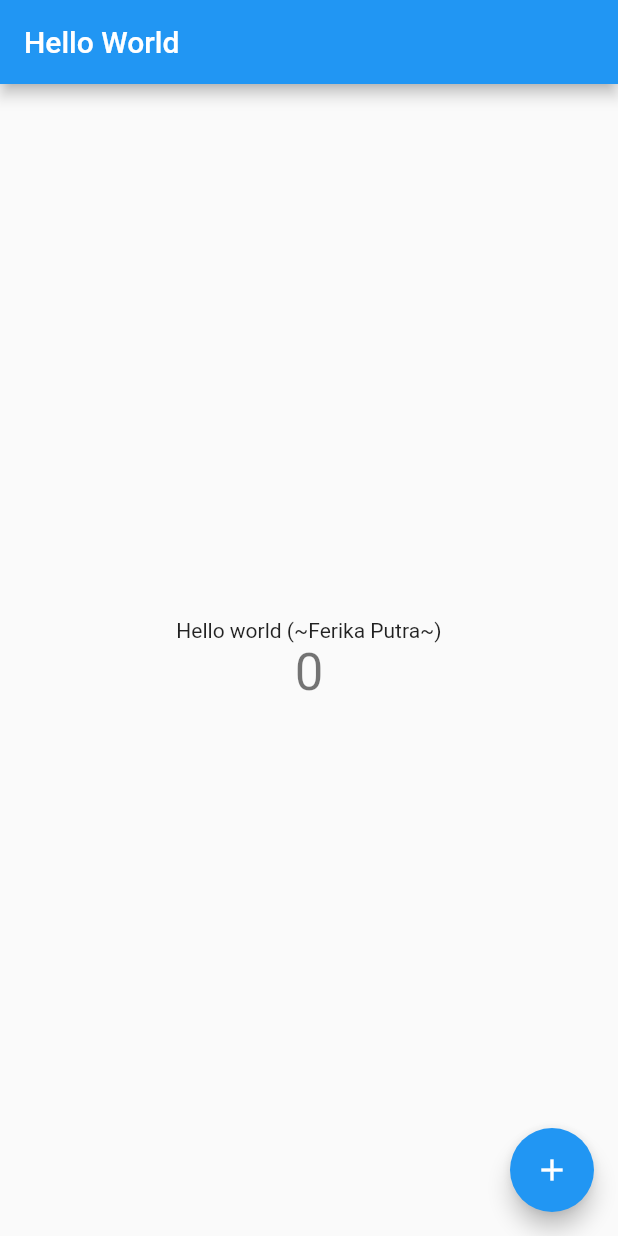
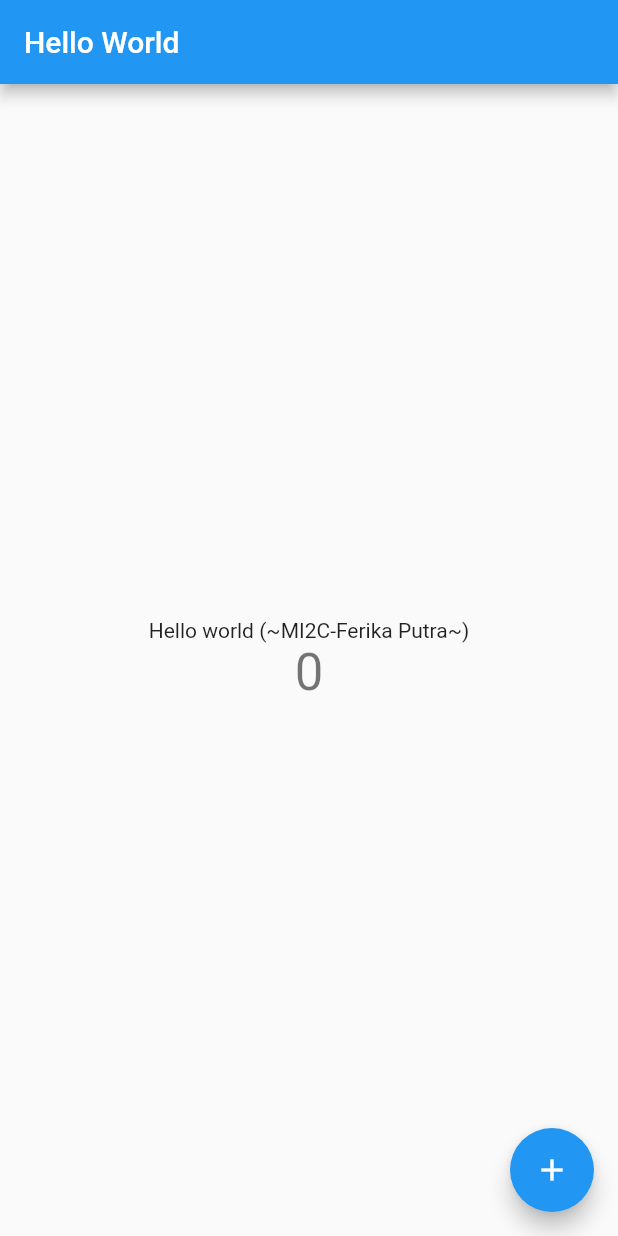
Before and after one commit to ferika0702/Pemrograman-Mobile-Minggu-1-, a Flutter app: the screen it shows after launch, on a phone screen of 412 x 824 dp. Run offline on Flutter 3.47's test engine with Material 2 defaults, Android fonts, the phone set to English and light mode, and no system bars.

Commit message:
ubah lagi gan

```diff
--- a/lib/main.dart
+++ b/lib/main.dart
@@ -94,7 +94,7 @@ class _MyHomePageState extends State<MyHomePage> {
           mainAxisAlignment: MainAxisAlignment.center,
           children: <Widget>[
             Text(
-              'Hello world (~Ferika Putra~)',
+              'Hello world (~MI2C-Ferika Putra~)',
             ),
             Text(
               '$_counter',
```
